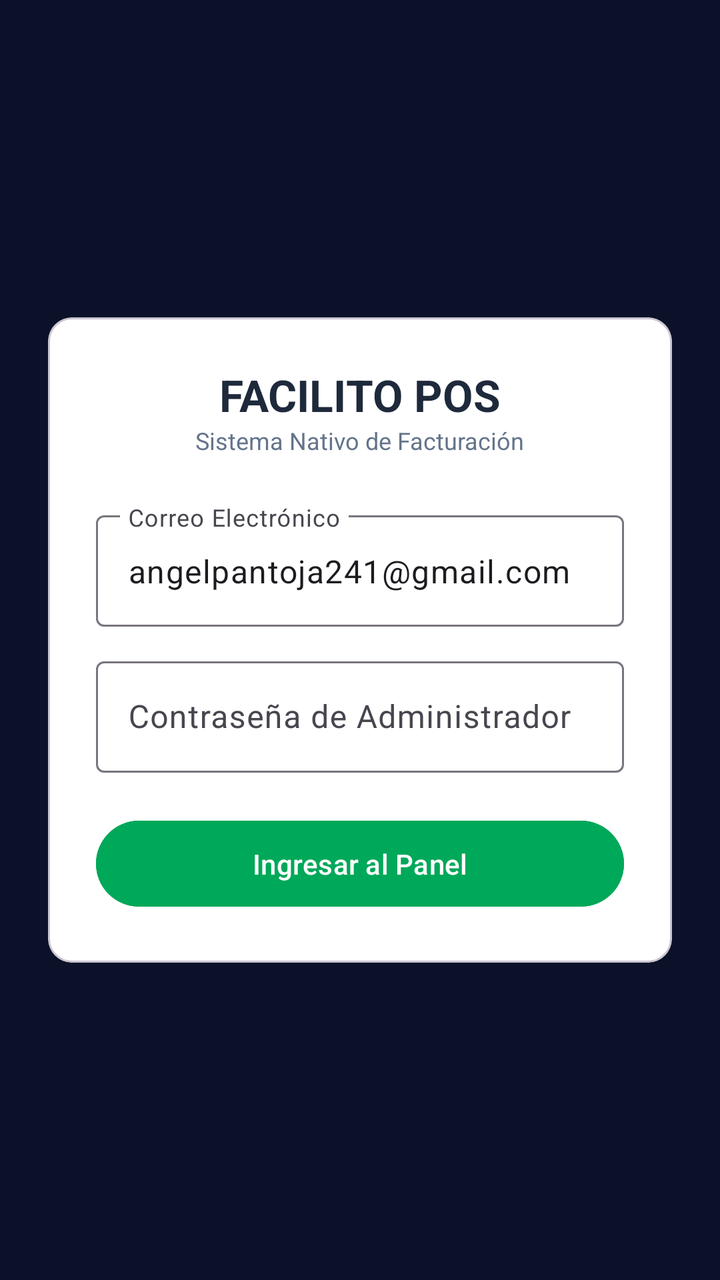
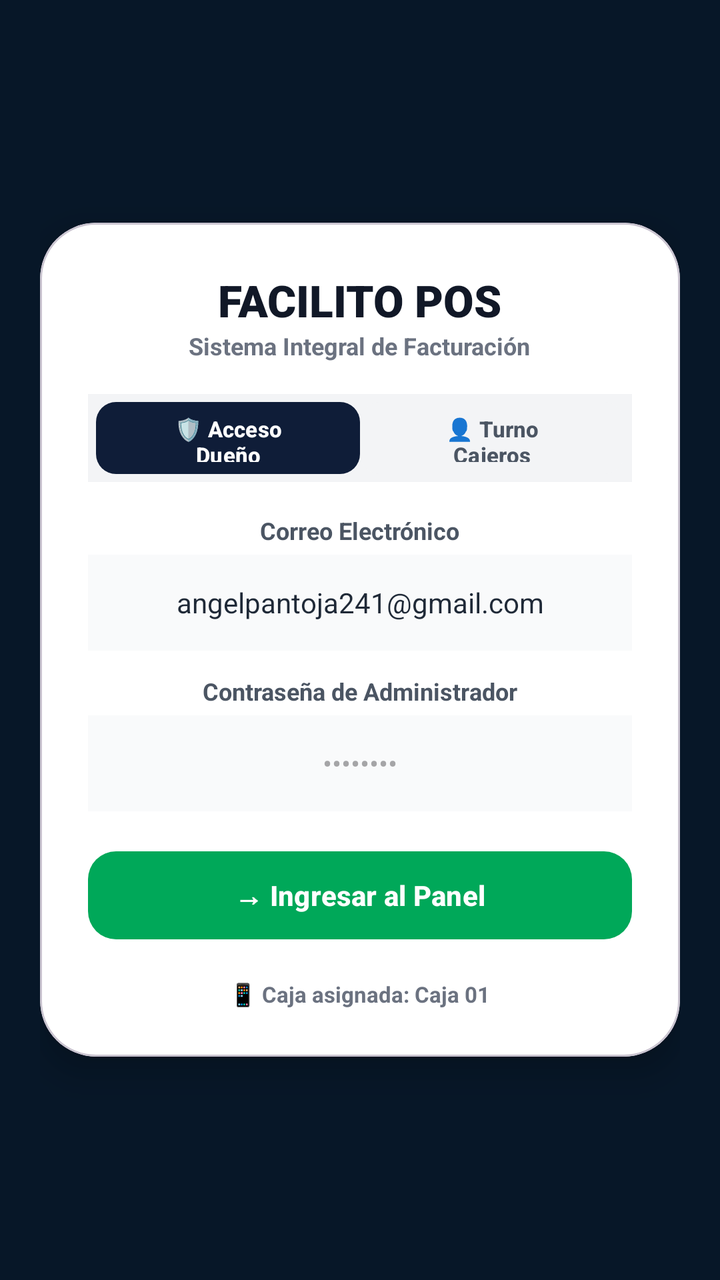

An Android layout rendered at two revisions. The XML below is the earlier revision; the diff shows what the commit changed to produce the second picture.
<!-- AndroidManifest.xml: application theme Theme.Material3.DayNight.NoActionBar -->
<!-- res/layout/activity_main.xml -->
<?xml version="1.0" encoding="utf-8"?>
<LinearLayout xmlns:android="http://schemas.android.com/apk/res/android"
    android:layout_width="match_parent"
    android:layout_height="match_parent"
    android:orientation="vertical"
    android:gravity="center"
    android:background="#0A1128"
    android:padding="24dp">

    <com.google.android.material.card.MaterialCardView
        android:layout_width="match_parent"
        android:layout_height="wrap_content"
        android:backgroundTint="#FFFFFF"
        android:elevation="8dp">

        <LinearLayout
            android:layout_width="match_parent"
            android:layout_height="wrap_content"
            android:orientation="vertical"
            android:padding="24dp"
            android:gravity="center_horizontal">

            <TextView
                android:layout_width="wrap_content"
                android:layout_height="wrap_content"
                android:text="FACILITO POS"
                android:textColor="#1E293B"
                android:textSize="22sp"
                android:textStyle="bold" />

            <TextView
                android:layout_width="wrap_content"
                android:layout_height="wrap_content"
                android:text="Sistema Nativo de Facturación"
                android:textColor="#64748B"
                android:textSize="12sp"
                android:layout_marginBottom="24dp" />

            <com.google.android.material.textfield.TextInputLayout
                android:layout_width="match_parent"
                android:layout_height="wrap_content"
                android:hint="Correo Electrónico"
                android:layout_marginBottom="12dp">

                <com.google.android.material.textfield.TextInputEditText
                    android:id="@+id/etEmail"
                    android:layout_width="match_parent"
                    android:layout_height="wrap_content"
                    android:text="angelpantoja241@gmail.com"
                    android:inputType="textEmailAddress" />
            </com.google.android.material.textfield.TextInputLayout>

            <com.google.android.material.textfield.TextInputLayout
                android:layout_width="match_parent"
                android:layout_height="wrap_content"
                android:hint="Contraseña de Administrador"
                android:layout_marginBottom="20dp">

                <com.google.android.material.textfield.TextInputEditText
                    android:id="@+id/etPassword"
                    android:layout_width="match_parent"
                    android:layout_height="wrap_content"
                    android:inputType="textPassword" />
            </com.google.android.material.textfield.TextInputLayout>

            <com.google.android.material.button.MaterialButton
                android:id="@+id/btnLogin"
                android:layout_width="match_parent"
                android:layout_height="wrap_content"
                android:text="Ingresar al Panel"
                android:backgroundTint="#00A859"
                android:textColor="#FFFFFF"
                android:paddingVertical="12dp" />

        </LinearLayout>
    </com.google.android.material.card.MaterialCardView>

</LinearLayout>
<!-- resources referenced by this layout -->
<resources>

</resources>

<!-- the commit's change to res/layout/activity_main.xml (unified diff, before → after) -->
@@ -1,17 +1,20 @@
 <?xml version="1.0" encoding="utf-8"?>
 <LinearLayout xmlns:android="http://schemas.android.com/apk/res/android"
+    xmlns:app="http://schemas.android.com/apk/res-auto"
     android:layout_width="match_parent"
     android:layout_height="match_parent"
     android:orientation="vertical"
     android:gravity="center"
-    android:background="#0A1128"
-    android:padding="24dp">
-
+    android:background="#071728"
+    android:padding="20dp">
+
+    
     <com.google.android.material.card.MaterialCardView
         android:layout_width="match_parent"
         android:layout_height="wrap_content"
-        android:backgroundTint="#FFFFFF"
-        android:elevation="8dp">
+        app:cardCornerRadius="28dp"
+        app:cardElevation="10dp"
+        app:cardBackgroundColor="#FFFFFF">
 
         <LinearLayout
             android:layout_width="match_parent"
@@ -24,53 +27,177 @@
                 android:layout_width="wrap_content"
                 android:layout_height="wrap_content"
                 android:text="FACILITO POS"
-                android:textColor="#1E293B"
+                android:textColor="#111827"
                 android:textSize="22sp"
-                android:textStyle="bold" />
+                android:fontFamily="sans-serif-black" />
 
             <TextView
                 android:layout_width="wrap_content"
                 android:layout_height="wrap_content"
-                android:text="Sistema Nativo de Facturación"
-                android:textColor="#64748B"
+                android:text="Sistema Integral de Facturación"
+                android:textColor="#6B7280"
                 android:textSize="12sp"
-                android:layout_marginBottom="24dp" />
-
-            <com.google.android.material.textfield.TextInputLayout
-                android:layout_width="match_parent"
-                android:layout_height="wrap_content"
-                android:hint="Correo Electrónico"
-                android:layout_marginBottom="12dp">
-
-                <com.google.android.material.textfield.TextInputEditText
+                android:textStyle="bold"
+                android:layout_marginBottom="16dp" />
+
+            
+            <LinearLayout
+                android:layout_width="match_parent"
+                android:layout_height="44dp"
+                android:orientation="horizontal"
+                android:background="#F3F4F6"
+                android:padding="4dp"
+                android:layout_marginBottom="16dp">
+
+                <com.google.android.material.button.MaterialButton
+                    android:id="@+id/btnTabDueno"
+                    android:layout_width="0dp"
+                    android:layout_height="match_parent"
+                    android:layout_weight="1"
+                    android:text="🛡️ Acceso Dueño"
+                    android:textSize="11sp"
+                    android:textStyle="bold"
+                    android:textColor="#FFFFFF"
+                    app:backgroundTint="#0F1D38"
+                    app:cornerRadius="10dp"
+                    android:insetTop="0dp"
+                    android:insetBottom="0dp" />
+
+                <com.google.android.material.button.MaterialButton
+                    android:id="@+id/btnTabCajero"
+                    android:layout_width="0dp"
+                    android:layout_height="match_parent"
+                    android:layout_weight="1"
+                    android:text="👤 Turno Cajeros"
+                    android:textSize="11sp"
+                    android:textStyle="bold"
+                    android:textColor="#4B5563"
+                    app:backgroundTint="#F3F4F6"
+                    app:cornerRadius="10dp"
+                    android:insetTop="0dp"
+                    android:insetBottom="0dp" />
+            </LinearLayout>
+
+            
+            <TextView
+                android:id="@+id/tvError"
+                android:layout_width="match_parent"
+                android:layout_height="wrap_content"
+                android:background="#FEE2E2"
+                android:textColor="#DC2626"
+                android:padding="10dp"
+                android:textSize="12sp"
+                android:textAlignment="center"
+                android:visibility="gone"
+                android:layout_marginBottom="12dp" />
+
+            
+            <LinearLayout
+                android:id="@+id/layoutDueno"
+                android:layout_width="match_parent"
+                android:layout_height="wrap_content"
+                android:orientation="vertical">
+
+                <TextView
+                    android:layout_width="wrap_content"
+                    android:layout_height="wrap_content"
+                    android:text="Correo Electrónico"
+                    android:textColor="#4B5563"
+                    android:textSize="12sp"
+                    android:textStyle="bold"
+                    android:layout_gravity="center_horizontal"
+                    android:layout_marginBottom="4dp" />
+
+                <EditText
                     android:id="@+id/etEmail"
                     android:layout_width="match_parent"
+                    android:layout_height="48dp"
+                    android:background="#F9FAFB"
+                    android:text="angelpantoja241@gmail.com"
+                    android:textColor="#1F2937"
+                    android:textSize="14sp"
+                    android:gravity="center"
+                    android:inputType="textEmailAddress"
+                    android:layout_marginBottom="12dp" />
+
+                <TextView
+                    android:layout_width="wrap_content"
                     android:layout_height="wrap_content"
-                    android:text="angelpantoja241@gmail.com"
-                    android:inputType="textEmailAddress" />
-            </com.google.android.material.textfield.TextInputLayout>
-
-            <com.google.android.material.textfield.TextInputLayout
-                android:layout_width="match_parent"
-                android:layout_height="wrap_content"
-                android:hint="Contraseña de Administrador"
-                android:layout_marginBottom="20dp">
-
-                <com.google.android.material.textfield.TextInputEditText
+                    android:text="Contraseña de Administrador"
+                    android:textColor="#4B5563"
+                    android:textSize="12sp"
+                    android:textStyle="bold"
+                    android:layout_gravity="center_horizontal"
+                    android:layout_marginBottom="4dp" />
+
+                <EditText
                     android:id="@+id/etPassword"
                     android:layout_width="match_parent"
+                    android:layout_height="48dp"
+                    android:background="#F9FAFB"
+                    android:textColor="#1F2937"
+                    android:textSize="14sp"
+                    android:gravity="center"
+                    android:inputType="textPassword"
+                    android:hint="••••••••"
+                    android:layout_marginBottom="16dp" />
+            </LinearLayout>
+
+            
+            <LinearLayout
+                android:id="@+id/layoutCajero"
+                android:layout_width="match_parent"
+                android:layout_height="wrap_content"
+                android:orientation="vertical"
+                android:visibility="gone">
+
+                <TextView
+                    android:layout_width="wrap_content"
                     android:layout_height="wrap_content"
-                    android:inputType="textPassword" />
-            </com.google.android.material.textfield.TextInputLayout>
-
+                    android:text="PIN de Cajero (6 Dígitos)"
+                    android:textColor="#4B5563"
+                    android:textSize="12sp"
+                    android:textStyle="bold"
+                    android:layout_gravity="center_horizontal"
+                    android:layout_marginBottom="4dp" />
+
+                <EditText
+                    android:id="@+id/etPin"
+                    android:layout_width="match_parent"
+                    android:layout_height="48dp"
+                    android:background="#F9FAFB"
+                    android:textColor="#1F2937"
+                    android:textSize="18sp"
+                    android:textStyle="bold"
+                    android:gravity="center"
+                    android:letterSpacing="0.2"
+                    android:inputType="numberPassword"
+                    android:maxLength="6"
+                    android:hint="••••••"
+                    android:layout_marginBottom="16dp" />
+            </LinearLayout>
+
+            
             <com.google.android.material.button.MaterialButton
                 android:id="@+id/btnLogin"
                 android:layout_width="match_parent"
-                android:layout_height="wrap_content"
-                android:text="Ingresar al Panel"
-                android:backgroundTint="#00A859"
+                android:layout_height="52dp"
+                android:text="→ Ingresar al Panel"
+                android:textSize="14sp"
+                android:textStyle="bold"
                 android:textColor="#FFFFFF"
-                android:paddingVertical="12dp" />
+                app:backgroundTint="#00A859"
+                app:cornerRadius="14dp" />
+
+            <TextView
+                android:id="@+id/tvCajaAsignada"
+                android:layout_width="wrap_content"
+                android:layout_height="wrap_content"
+                android:text="📱 Caja asignada: Caja 01"
+                android:textColor="#6B7280"
+                android:textSize="11sp"
+                android:textStyle="bold"
+                android:layout_marginTop="16dp" />
 
         </LinearLayout>
     </com.google.android.material.card.MaterialCardView>
